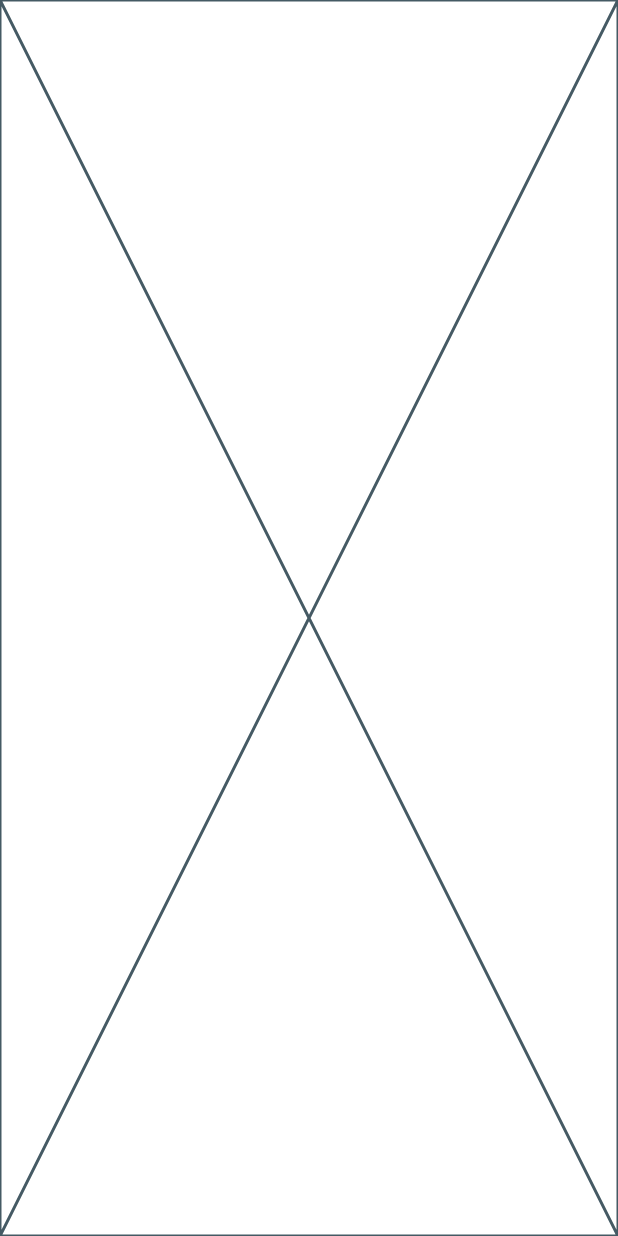
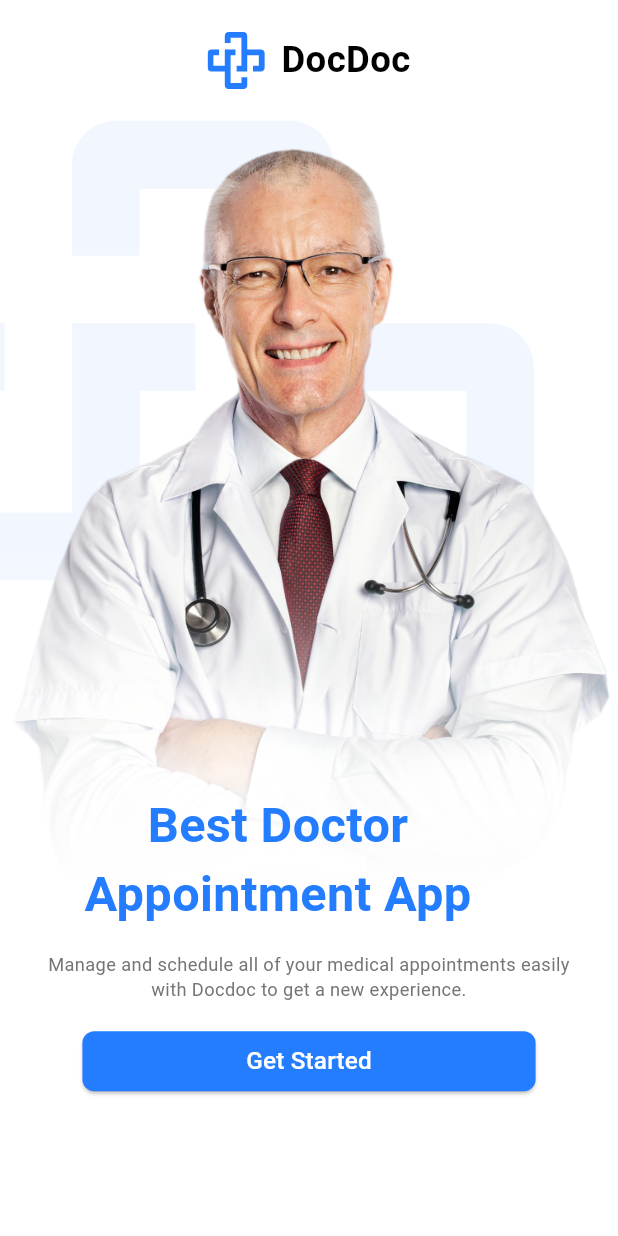
Before and after one commit to beshoySpatium/advanced_topics_in_flutter, a Flutter app: the screen it shows after launch, on a phone screen of 412 x 824 dp. Run offline on Flutter 3.47's test engine with Material 3 defaults, Android fonts, the phone set to English and light mode, and no system bars; our stand-ins replace flutter_screenutil, flutter_svg.

Commit message:
onboarding screen

```diff
--- /dev/null
+++ b/lib/core/helpers/media_query_extension.dart
@@ -0,0 +1,19 @@
+import 'package:flutter/material.dart';
+
+extension Navigation on BuildContext {
+  void pushNamed(String routeName, {Object? arguments}) {
+    Navigator.of(this).pushNamed(routeName, arguments: arguments);
+  }
+
+  void pushNamedUntill(String routeName, {Object? arguments,required RoutePredicate routePredicate}) {
+    Navigator.of(this).pushNamedAndRemoveUntil(routeName, routePredicate ,arguments: arguments);
+  }
+
+  void pushReplacementNamed(String routeName, {Object? arguments}) {
+    Navigator.of(this).pushReplacementNamed(routeName, arguments: arguments);
+  }
+
+  void pop() {
+    Navigator.of(this).pop();
+  }
+}
--- a/lib/core/routing/app_router.dart
+++ b/lib/core/routing/app_router.dart
@@ -1,20 +1,21 @@
 import 'package:advanced_topics_in_flutter/core/routing/routes.dart';
 import 'package:advanced_topics_in_flutter/features/no_route/noroute_screen.dart';
+import 'package:advanced_topics_in_flutter/features/on_boarding/ui/screens/onboarding_screen.dart';
 import 'package:flutter/material.dart';
 
 class AppRouter {
   Route generateRoute(RouteSettings routeSettings) {
     switch (routeSettings.name) {
       case Routes.onBoarding:
-        return MaterialPageRoute(builder: (context) => const Placeholder());
+        return MaterialPageRoute(
+            builder: (context) => const OnboardingScreen());
       case Routes.loginScreen:
         return MaterialPageRoute(builder: (context) => const Placeholder());
       case Routes.home:
         return MaterialPageRoute(builder: (context) => const Placeholder());
 
       default:
-        return MaterialPageRoute(
-            builder: (context) => const NoRouteScreen() );
+        return MaterialPageRoute(builder: (context) => const NoRouteScreen());
     }
   }
 }
--- /dev/null
+++ b/lib/core/theming/styles.dart
@@ -0,0 +1,15 @@
+import 'package:advanced_topics_in_flutter/core/theming/colors.dart';
+import 'package:flutter/material.dart';
+import 'package:flutter_screenutil/flutter_screenutil.dart';
+
+class TextStyles {
+  static TextStyle font24black700Weight = TextStyle(
+      color: Colors.black, fontSize: 24.sp, fontWeight: FontWeight.w700);
+  static TextStyle font32blackBoldWeight = TextStyle(
+      color: AppColors.mainblue, fontSize: 32.sp, fontWeight: FontWeight.bold);
+
+  static TextStyle font12GreyNormal =
+      TextStyle(color: const Color.fromRGBO(117, 117, 117, 1), fontSize: 12.sp);
+  static TextStyle font16WhiteNormal =
+      TextStyle(color: Colors.white, fontSize: 16.sp);
+}
--- a/lib/features/on_boarding/ui/screens/onboarding_screen.dart
+++ b/lib/features/on_boarding/ui/screens/onboarding_screen.dart
@@ -1,12 +1,54 @@
+import 'package:advanced_topics_in_flutter/core/theming/colors.dart';
+import 'package:advanced_topics_in_flutter/core/theming/styles.dart';
+import 'package:advanced_topics_in_flutter/features/on_boarding/ui/widgets/logo_and_title.dart';
+import 'package:advanced_topics_in_flutter/features/on_boarding/ui/widgets/onboarding_body.dart';
 import 'package:flutter/material.dart';
+import 'package:flutter_screenutil/flutter_screenutil.dart';
 
 class OnboardingScreen extends StatelessWidget {
   const OnboardingScreen({super.key});
 
   @override
   Widget build(BuildContext context) {
-    return const Scaffold(
-      body: Text('OnboardingScreen'),
+    return Scaffold(
+      backgroundColor: Colors.white,
+      body: SafeArea(
+          child: SingleChildScrollView(
+        child: Column(
+          crossAxisAlignment: CrossAxisAlignment.center,
+          children: [
+            const LogoAndTitle(),
+            const OnBoardingBody(),
+            Container(
+              margin: EdgeInsets.symmetric(vertical: 15.sp),
+              width: MediaQuery.of(context).size.width * 0.9,
+              child: Text(
+                'Manage and schedule all of your medical appointments easily with Docdoc to get a new experience.',
+                textAlign: TextAlign.center,
+                style: TextStyles.font12GreyNormal,
+              ),
+            ),
+            Padding(
+              padding: EdgeInsets.symmetric(horizontal: 50.w),
+              child: ElevatedButton(
+                  onPressed: () {},
+                  style: ElevatedButton.styleFrom(
+                      shape: RoundedRectangleBorder(
+                          borderRadius: BorderRadius.circular(8)),
+                      backgroundColor: AppColors.mainblue),
+                  child: Row(
+                    mainAxisAlignment: MainAxisAlignment.center,
+                    children: [
+                      Text(
+                        'Get Started',
+                        style: TextStyles.font16WhiteNormal,
+                      ),
+                    ],
+                  )),
+            )
+          ],
+        ),
+      )),
     );
   }
 }
--- /dev/null
+++ b/lib/features/on_boarding/ui/widgets/logo_and_title.dart
@@ -0,0 +1,26 @@
+import 'package:advanced_topics_in_flutter/core/theming/styles.dart';
+import 'package:flutter/material.dart';
+import 'package:flutter_screenutil/flutter_screenutil.dart';
+import 'package:flutter_svg/flutter_svg.dart';
+
+class LogoAndTitle extends StatelessWidget {
+  const LogoAndTitle({super.key});
+
+  @override
+  Widget build(BuildContext context) {
+    return Padding(
+      padding: EdgeInsets.all(20.0.sp),
+      child: Row(
+        mainAxisAlignment: MainAxisAlignment.center,
+        children: [
+          SvgPicture.asset('assets/svgs/logo.svg'),
+          SizedBox(width: 10.sp),
+          Text(
+            'DocDoc',
+            style: TextStyles.font24black700Weight,
+          )
+        ],
+      ),
+    );
+  }
+}
--- /dev/null
+++ b/lib/features/on_boarding/ui/widgets/onboarding_body.dart
@@ -0,0 +1,35 @@
+import 'package:advanced_topics_in_flutter/core/theming/styles.dart';
+import 'package:flutter/material.dart';
+import 'package:flutter_svg/flutter_svg.dart';
+
+class OnBoardingBody extends StatelessWidget {
+  const OnBoardingBody({super.key});
+
+  @override
+  Widget build(BuildContext context) {
+    return Stack(
+      children: [
+        SvgPicture.asset('assets/svgs/bck_ground_logo.svg'),
+        Image.asset('assets/images/onboarding_doctor.png'),
+        Positioned(
+          bottom: 0,
+          child: Container(
+            width: MediaQuery.of(context).size.width * 0.9,
+            decoration: const BoxDecoration(boxShadow: [
+              BoxShadow(
+                  offset: Offset(0, 40),
+                  color: Colors.white,
+                  blurRadius: 100,
+                  spreadRadius: 100)
+            ]),
+            child: Text(
+              'Best Doctor Appointment App',
+              textAlign: TextAlign.center,
+              style: TextStyles.font32blackBoldWeight,
+            ),
+          ),
+        )
+      ],
+    );
+  }
+}
--- a/pubspec.yaml
+++ b/pubspec.yaml
@@ -67,8 +67,10 @@ flutter:
   # the material Icons class.
   uses-material-design: true
   # To add assets to your application, add an assets section, like this:
-  # assets:
-  #   - images/a_dot_burr.jpeg
+  assets:
+    - assets/images/
+    - assets/svgs/
+
   #   - images/a_dot_ham.jpeg
   # An image asset can refer to one or more resolution-specific "variants", see
   # https://flutter.dev/assets-and-images/#resolution-aware
```
Also changed, not shown: assets/images/onboarding_doctor.png (added), assets/svgs/bck_ground_logo.svg (added), assets/svgs/logo.svg (added), 1 other file.
